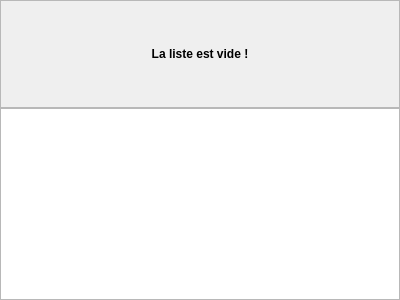
First picture: the form in sources/mainwindow/widgetshowhistory.ui, repository davy7125/polyphone, before the edit.
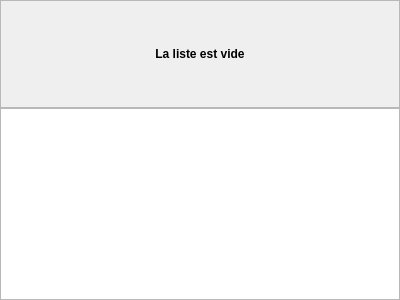
Second picture: the form after the edit.

What changed in the file:
```diff
--- a/sources/mainwindow/widgetshowhistory.ui
+++ b/sources/mainwindow/widgetshowhistory.ui
@@ -81,7 +81,7 @@
          </font>
         </property>
         <property name="text">
-         <string>La liste est vide !</string>
+         <string>La liste est vide</string>
         </property>
         <property name="alignment">
          <set>Qt::AlignCenter</set>
```
Left out of the diff: 2 changed lines with no effect on the pictures.
